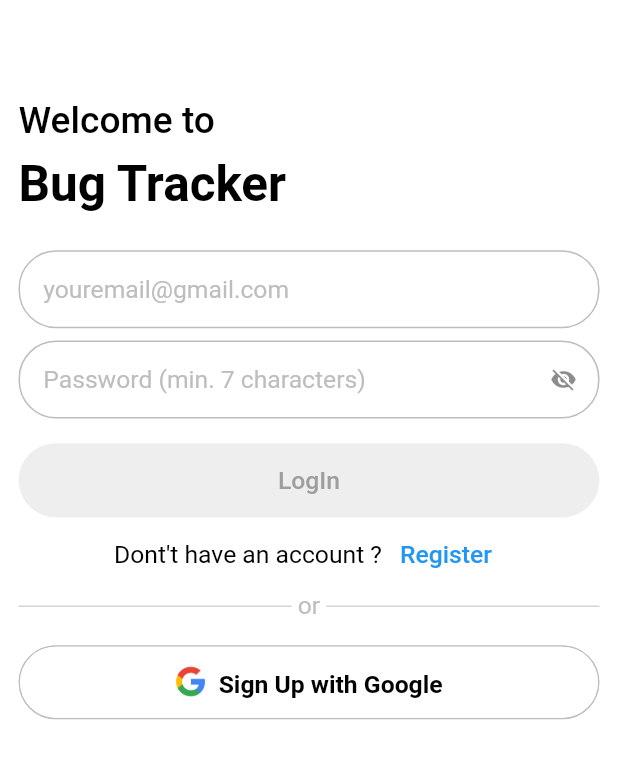
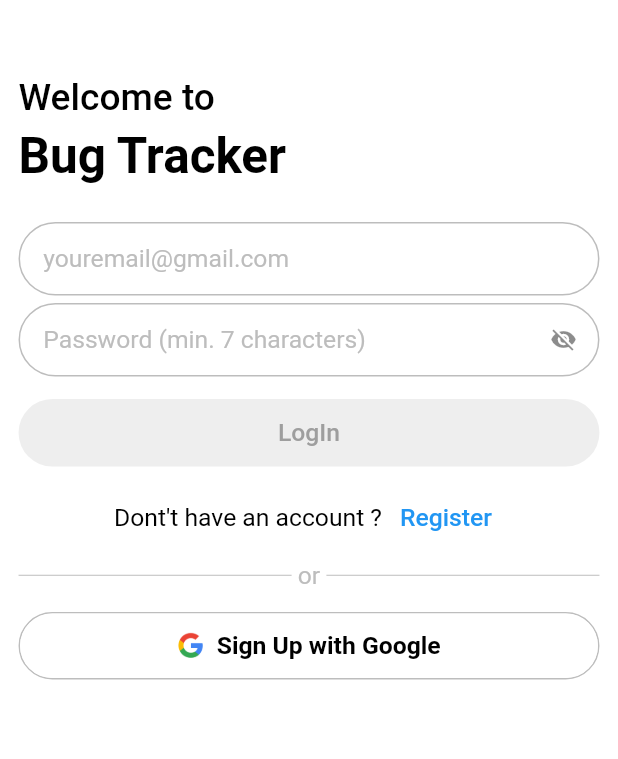
Before and after one commit to RohanSengupta326/BugTracker, a Flutter app: the screen it shows after launch, after a tap on "LogIn", on a phone screen of 412 x 824 dp. Shown: the top 759 px of the screen. Run offline on Flutter 3.47's test engine with Material 2 defaults, Android fonts, the phone set to English and light mode, and no system bars; our stand-ins replace cloud_firestore, device_preview, firebase_auth, firebase_core, firebase_storage, font_awesome_flutter and 4 more; missing offline and left inert: android_intent_plus, device_apps; accounts and stored records are empty.

Commit message:
height adjustment of login page

```diff
--- a/lib/views/pages/authPage/authPage.dart
+++ b/lib/views/pages/authPage/authPage.dart
@@ -1,4 +1,4 @@
-import 'dart:developer';
+import 'dart:developer' as developer;
 
 import 'package:bug_tracker/consts/const_colors/constColors.dart';
 import 'package:bug_tracker/consts/const_values/ConstValues.dart';
@@ -102,7 +102,7 @@ class _AuthPageState extends State<AuthPage> {
             children: [
               // design
               SizedBox(
-                height: Get.height * 0.08,
+                height: 50,
               ),
 
               Align(
@@ -119,7 +119,7 @@ class _AuthPageState extends State<AuthPage> {
                   ),
                 ),
               ),
-              SizedBox(height: Get.height * 0.01),
+              SizedBox(height: 5),
               Align(
                 alignment: Alignment.topLeft,
                 child: Container(
@@ -135,7 +135,7 @@ class _AuthPageState extends State<AuthPage> {
                 ),
               ),
 
-              SizedBox(height: Get.height * 0.03),
+              SizedBox(height: 25),
 
               Container(
                 margin: EdgeInsets.symmetric(horizontal: Get.width * 0.03),
@@ -167,8 +167,8 @@ class _AuthPageState extends State<AuthPage> {
                         decoration: InputDecoration(
                           contentPadding: EdgeInsets.only(
                               left: Get.width * 0.04,
-                              top: Get.height * 0.02,
-                              bottom: Get.height * 0.02,
+                              top: 15,
+                              bottom: 15,
                               right: Get.width * 0.04),
                           focusedBorder: OutlineInputBorder(
                             borderRadius: BorderRadius.circular(25.0),
@@ -214,7 +214,7 @@ class _AuthPageState extends State<AuthPage> {
                         },
                       ),
                       SizedBox(
-                        height: Get.height * 0.01,
+                        height: 5,
                       ),
                       if (!_isLogin.value)
                         TextFormField(
@@ -234,8 +234,8 @@ class _AuthPageState extends State<AuthPage> {
                           decoration: InputDecoration(
                             contentPadding: EdgeInsets.only(
                                 left: Get.width * 0.04,
-                                top: Get.height * 0.02,
-                                bottom: Get.height * 0.02,
+                                top: 15,
+                                bottom: 15,
                                 right: Get.width * 0.04),
                             focusedBorder: OutlineInputBorder(
                               borderRadius: BorderRadius.circular(25.0),
@@ -278,7 +278,7 @@ class _AuthPageState extends State<AuthPage> {
                           },
                         ),
                       SizedBox(
-                        height: _isLogin.value ? 0 : Get.height * 0.01,
+                        height: _isLogin.value ? 0 : 5,
                       ),
                       TextFormField(
                         style: TextStyle(
@@ -305,8 +305,8 @@ class _AuthPageState extends State<AuthPage> {
                           ),
                           contentPadding: EdgeInsets.only(
                               left: Get.width * 0.04,
-                              top: Get.height * 0.02,
-                              bottom: Get.height * 0.02,
+                              top: 15,
+                              bottom: 15,
                               right: Get.width * 0.04),
                           focusedBorder: OutlineInputBorder(
                             borderRadius: BorderRadius.circular(25.0),
@@ -349,14 +349,14 @@ class _AuthPageState extends State<AuthPage> {
                           _userPassword = value as String;
                         },
                       ),
-                      SizedBox(height: Get.height * 0.02),
+                      SizedBox(height: 15),
                       if (controller.isLoadingAuth.value == true)
                         const CircularProgressIndicator(
                           color: ConstColors.PRIMARY_SWATCH_COLOR,
                         ),
                       if (controller.isLoadingAuth.value == false)
                         SizedBox(
-                          height: Get.height * 0.06,
+                          height: 45,
                           width: double.infinity,
                           child: ElevatedButton(
                             onPressed: () {
@@ -387,18 +387,21 @@ class _AuthPageState extends State<AuthPage> {
                           ),
                         ),
                       SizedBox(
-                        height: Get.height * 0.001,
+                        height: 10,
                       ),
                       Row(
                         mainAxisAlignment: MainAxisAlignment.center,
                         children: [
-                          Text(
+                          Flexible(
+                            child: Text(
                               _isLogin.value
                                   ? 'Dont\'t have an account ? '
                                   : 'Already have an account ?',
+                              softWrap: true,
                               style: TextStyle(
                                   fontSize: responsiveFontSize,
                                   color: ConstColors.APP_FONT_COLOR),
+                            ),
                           ),
                           TextButton(
                             style: const ButtonStyle(
@@ -407,7 +410,7 @@ class _AuthPageState extends State<AuthPage> {
                             ),
                             onPressed: () {
                               _isLogin.value = !_isLogin.value;
-                              log(_isLogin.value.toString());
+                              developer.log(_isLogin.value.toString());
                             },
                             child: Text(
                               _isLogin.value ? 'Register' : 'LogIn',
@@ -417,7 +420,7 @@ class _AuthPageState extends State<AuthPage> {
                         ],
                       ),
                       SizedBox(
-                        height: Get.height * 0.001,
+                        height: 5,
                       ),
                       Row(
                         children: [
@@ -444,11 +447,11 @@ class _AuthPageState extends State<AuthPage> {
                         ],
                       ),
                       SizedBox(
-                        height: Get.height * 0.02,
+                        height: 15,
                       ),
                       controller.isGoogleLoadingAuth.value
                           ? SizedBox(
-                              height: Get.height * 0.03,
+                              height: 25,
                               width: Get.width * 0.06,
                               child: CircularProgressIndicator())
                           : Container(
@@ -456,7 +459,7 @@ class _AuthPageState extends State<AuthPage> {
                                   border:
                                       Border.all(color: Colors.grey.shade400),
                                   borderRadius: BorderRadius.circular(25)),
-                              height: Get.height * 0.06,
+                              height: 45,
                               width: double.infinity,
                               child: ElevatedButton(
                                 onPressed: () {
@@ -482,8 +485,8 @@ class _AuthPageState extends State<AuthPage> {
                                               right: Get.width * 0.02),
                                           child: Image.asset(
                                             'assets/images/google_sign_in.png',
-                                            height: Get.height * 0.026,
-                                            width: Get.width * 0.05,
+                                            height: 18,
+                                            width: 18,
                                             fit: BoxFit.cover,
                                           ),
                                         ),
@@ -501,6 +504,9 @@ class _AuthPageState extends State<AuthPage> {
                                 ),
                               ),
                             ),
+                      SizedBox(
+                        height: 10,
+                      ),
                     ],
                   ),
                 ),
```
Lines whose indentation alone changed are shown as unchanged.
